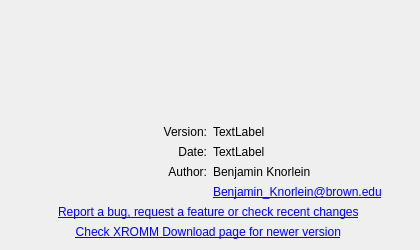
This is src/ui/ui-files/AboutDialog.ui in XROMMPackages/xmalab as Qt 5 draws it before an edit. The edited form follows.
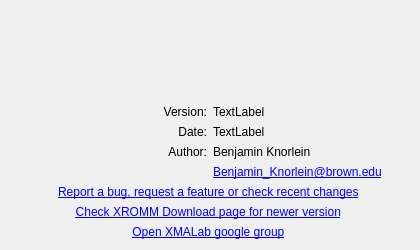
This is the edited form. Icons and pictures are not drawn.

Commit message: Added link to XMALab google group in about dialog

The edit to the form file:
```diff
--- a/src/ui/ui-files/AboutDialog.ui
+++ b/src/ui/ui-files/AboutDialog.ui
@@ -196,8 +196,24 @@
        </property>
       </widget>
      </item>
-     <item row="11" column="0" colspan="2">
+     <item row="12" column="0" colspan="2">
       <widget class="QLabel" name="label_8">
+       <property name="text">
+        <string>&lt;a href=&quot;https://groups.google.com/a/brown.edu/forum/?hl=en#!forum/xmalab&quot;&gt;Open XMALab google group&lt;/a&gt; </string>
+       </property>
+       <property name="alignment">
+        <set>Qt::AlignCenter</set>
+       </property>
+       <property name="openExternalLinks">
+        <bool>true</bool>
+       </property>
+       <property name="textInteractionFlags">
+        <set>Qt::TextBrowserInteraction</set>
+       </property>
+      </widget>
+     </item>
+     <item row="11" column="0" colspan="2">
+      <widget class="QLabel" name="label_9">
        <property name="text">
         <string>&lt;a href=&quot;https://wiki.brown.edu/confluence/display/ctx/Recent+Changes+and+DOWNLOADS&quot;&gt;Check XROMM Download page for newer version&lt;/a&gt; </string>
        </property>
```
